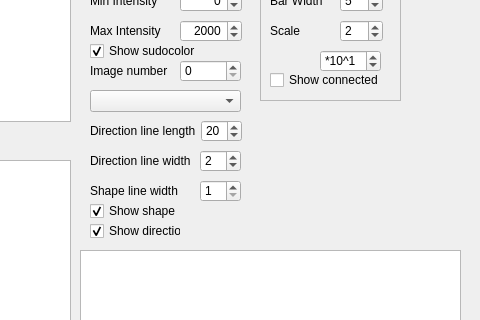
The window that mainwindow.ui (marcinkociolek/BasicDirMapViewer) describes before a commit, drawn with Qt 5; both pictures show x 430 to 910 and y 157 to 477 of the 910 by 592 pixel window.
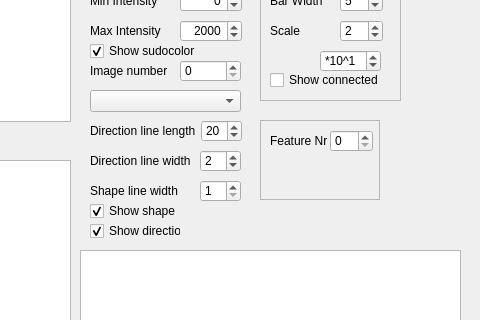
The same window after the commit.

Commit message: Feature Histogram incremental

The edit to the form file:
```diff
--- a/mainwindow.ui
+++ b/mainwindow.ui
@@ -580,6 +580,45 @@
      </property>
     </widget>
    </widget>
+   <widget class="QFrame" name="frame_2">
+    <property name="geometry">
+     <rect>
+      <x>690</x>
+      <y>260</y>
+      <width>120</width>
+      <height>80</height>
+     </rect>
+    </property>
+    <property name="frameShape">
+     <enum>QFrame::StyledPanel</enum>
+    </property>
+    <property name="frameShadow">
+     <enum>QFrame::Raised</enum>
+    </property>
+    <widget class="QSpinBox" name="spinBoxFeatureNr">
+     <property name="geometry">
+      <rect>
+       <x>70</x>
+       <y>10</y>
+       <width>43</width>
+       <height>22</height>
+      </rect>
+     </property>
+    </widget>
+    <widget class="QLabel" name="labelFeatureNr">
+     <property name="geometry">
+      <rect>
+       <x>10</x>
+       <y>10</y>
+       <width>61</width>
+       <height>22</height>
+      </rect>
+     </property>
+     <property name="text">
+      <string>Feature Nr</string>
+     </property>
+    </widget>
+   </widget>
   </widget>
   <widget class="QMenuBar" name="menuBar">
    <property name="geometry">
```
Left out of the diff: 3 changed lines with no effect on the pictures. The commit also changes 3 other files.
